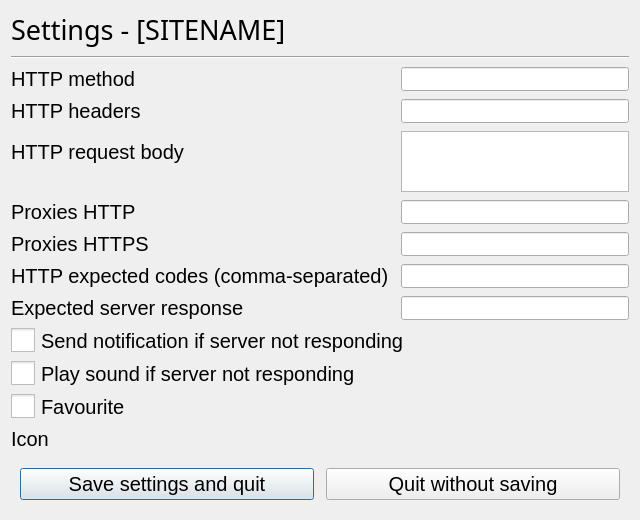
KoniDevTeam/SiteMonster, file gui/ui/site_settings.ui: the form before one commit.
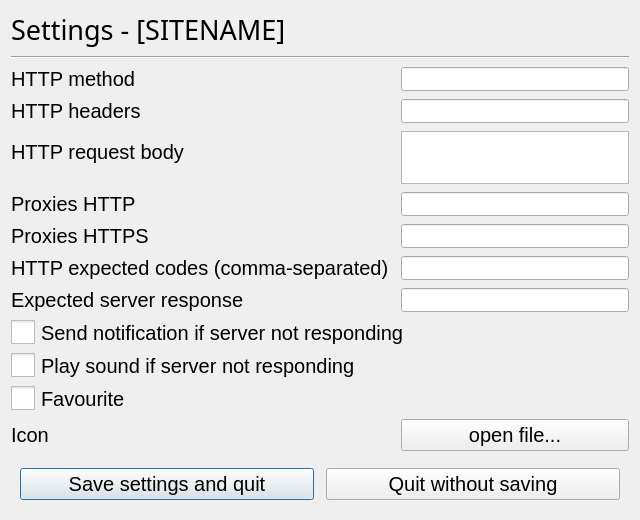
The form after the commit. Icons and pictures are not drawn.

Commit message: site icons

What changed in the file:
```diff
--- a/gui/ui/site_settings.ui
+++ b/gui/ui/site_settings.ui
@@ -383,6 +383,7 @@
     <widget class="QLabel" name="label">
      <property name="font">
       <font>
+       <family>Segoe UI</family>
        <pointsize>15</pointsize>
       </font>
      </property>
@@ -462,6 +463,19 @@
      </layout>
     </widget>
    </item>
+   <item row="15" column="1">
+    <widget class="QPushButton" name="file_open">
+     <property name="font">
+      <font>
+       <family>Segoe UI</family>
+       <pointsize>15</pointsize>
+      </font>
+     </property>
+     <property name="text">
+      <string>open file...</string>
+     </property>
+    </widget>
+   </item>
   </layout>
  </widget>
  <tabstops>
```
Left out of the diff: 2 changed lines with no effect on the pictures. The commit also changes 1 other file.
